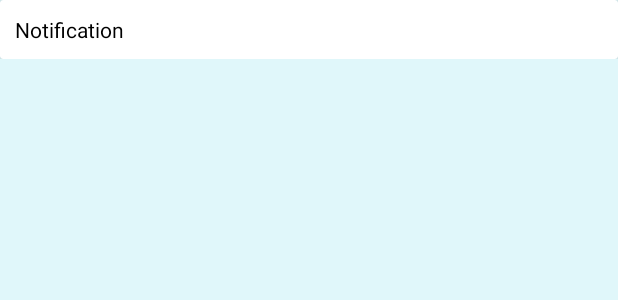
After one commit to TheArhaam/Android-StudentAMS, an Android app: the layout list_notifications.xml on its own in the app's theme, with its tools: preview values and no code run, on a phone screen of 412 x 824 dp. The commit adds this screen. Shown: the top 300 px of the screen. Run offline under Robolectric (Android 15) with nearby library versions, the phone set to English and light mode, and no system bars.

Commit message:
Began work on Notifications

```diff
--- a/app/src/main/java/com/example/studentams/StudentsFragment.java
+++ b/app/src/main/java/com/example/studentams/StudentsFragment.java
@@ -31,10 +31,6 @@ import androidx.recyclerview.widget.RecyclerView;
 public class StudentsFragment extends Fragment {
     Button addstudent;
     Spinner sbranch,sbatch;
-//    ScrollView sv;
-//    TextView students;
-//    ListView lvstudents;
-//    ArrayList <String> students = new ArrayList<>();
     DatabaseReference studentDB = FirebaseDatabase.getInstance().getReference("StudentInfo");
     RecyclerView recyclerView;
     BasicStudentInfoAdapter adapter;
--- /dev/null
+++ b/app/src/main/res/layout/list_notifications.xml
@@ -0,0 +1,24 @@
+<?xml version="1.0" encoding="utf-8"?>
+<LinearLayout xmlns:android="http://schemas.android.com/apk/res/android"
+    android:layout_width="match_parent"
+    android:layout_height="wrap_content"
+    android:orientation="vertical">
+
+    <androidx.cardview.widget.CardView
+        android:layout_width="match_parent"
+        android:layout_height="match_parent">
+
+        <LinearLayout
+            android:layout_width="match_parent"
+            android:layout_height="wrap_content"
+            android:orientation="vertical">
+
+            <TextView
+                android:id="@+id/textView41"
+                android:layout_width="match_parent"
+                android:layout_height="wrap_content"
+                android:text="Notification"
+                android:padding="10dp"/>
+        </LinearLayout>
+    </androidx.cardview.widget.CardView>
+</LinearLayout>
```
Also changed, not shown: app/src/main/java/com/example/studentams/NotificationsAdapter.java (added, +50 -0 lines), app/src/main/java/com/example/studentams/NotificationsFragment.java (+28 -0 lines), app/src/main/res/layout/fragment_notifications.xml (+13 -8 lines).
